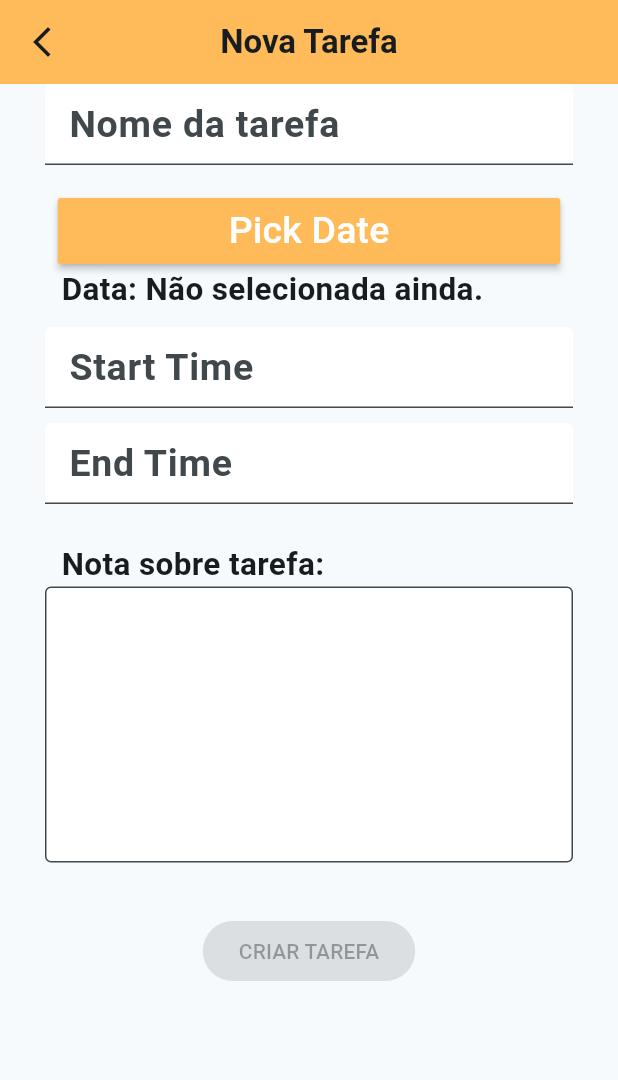
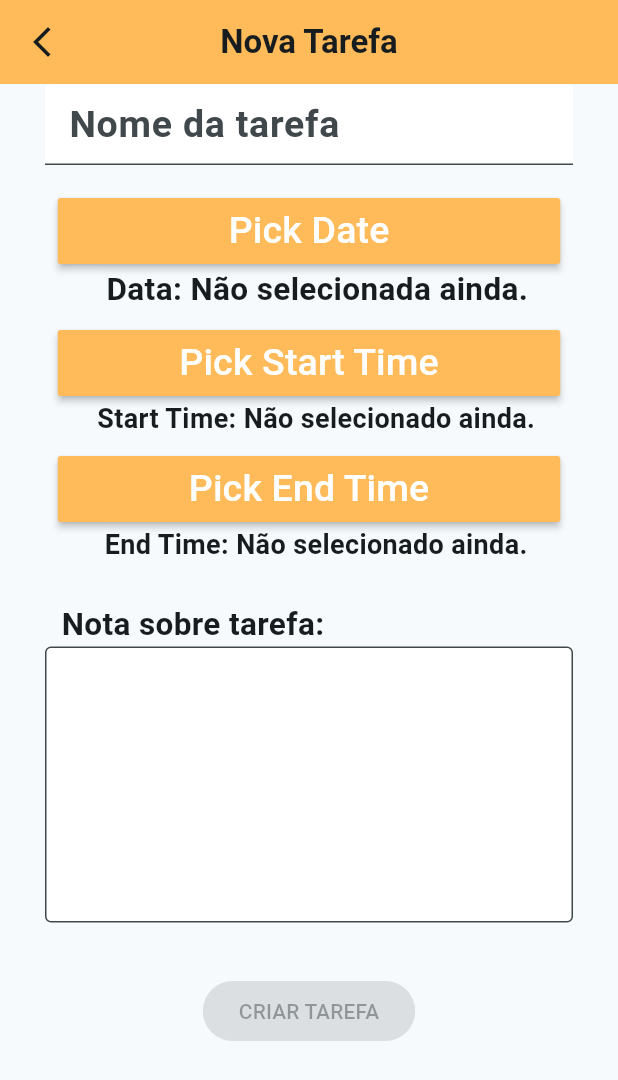
Before and after one commit to leomaiap/Tarefas-Sistemas-Distribuidos, a Flutter app: the NewTask screen opened directly, on a phone screen of 412 x 824 dp. Shown: the top 1080 px of the screen. Run offline on Flutter 3.47's test engine with Material 3 defaults, Android fonts, the phone set to English and light mode, and no system bars; our stand-ins replace sqflite, table_calendar; accounts and stored records are empty.

Commit message:
newTask correcao

```diff
--- a/lib/Views/newTask.dart
+++ b/lib/Views/newTask.dart
@@ -8,17 +8,30 @@ class NewTask extends StatefulWidget {
   String nameBoard;
   int color;
   int taskBoardID;
-  NewTask(
-      {super.key,
-      required this.nameBoard,
-      required this.color,
-      required this.taskBoardID});
+  NewTask({super.key, required this.nameBoard, required this.color, required this.taskBoardID});
 
   @override
   State<NewTask> createState() => _NewTaskState();
 }
 
+
 class _NewTaskState extends State<NewTask> {
+
+  List<Color> colorsList = [
+    Color(0xFFD7423D),
+    Color(0xFFFFE066),
+    Color(0xFFFFBA59),
+    Color(0xFFFF8C8C),
+    Color(0xFFFF99E5),
+    Color(0xFFC3A6FF),
+    Color(0xFF9FBCF5),
+    Color(0xFF8CE2FF),
+    Color(0xFF87F5B5),
+    Color(0xFFBCF593),
+    Color(0xFFE2F587),
+    Color(0xFFD9BCAD),
+    Colors.grey.shade50
+  ];
 
   TextEditingController nomeController = TextEditingController();
   TextEditingController startController = TextEditingController();
@@ -38,47 +51,60 @@ class _NewTaskState extends State<NewTask> {
 
   final db = DatabaseHelper();
 
-  String getDateDisplay() {
-    if (dateVazio) {
-      return "  Data: Não selecionada ainda.";
-    }
+  String getDateDisplay(){
+    if(dateVazio){return "  Data: Não selecionada ainda.";}
     return "  Data: " + date;
   }
 
-  List<Color> colorsList = [
-    Color(0xFFD7423D),
-    Color(0xFFFFE066),
-    Color(0xFFFFBA59),
-    Color(0xFFFF8C8C),
-    Color(0xFFFF99E5),
-    Color(0xFFC3A6FF),
-    Color(0xFF9FBCF5),
-    Color(0xFF8CE2FF),
-    Color(0xFF87F5B5),
-    Color(0xFFBCF593),
-    Color(0xFFE2F587),
-    Color(0xFFD9BCAD),
-    Colors.grey.shade50
-  ];
+  String getStartDateDisplay(){
+    if(startTimeVazio){return "  Start Time: Não selecionado ainda.";}
+    return "  Start Time: " + startTime;
+  }
 
-  void updateDate(DateTime? dt) {
-    if (dt == null) {
-      return;
+  String getEndDateDisplay(){
+    if(endTimeVazio){return "  End Time: Não selecionado ainda.";}
+    return "  End Time: " + endTime;
   }
+
+  void updateDate(DateTime? dt){
+    if(dt==null){return;}
     setState(() {
       dateVazio = false;
       date = dt.toString().split(' ')[0];
     });
   }
 
-  void _showDatePicker() {
-    print('hyyyy');
-    showDatePicker(
-            context: context,
-            initialDate: DateTime.now(),
-            firstDate: DateTime(2000),
-            lastDate: DateTime(2030))
-        .then((value) => updateDate(value));
+  void updateStart(TimeOfDay? dt){
+    if(dt==null){return;}
+    setState(() {
+      startTimeVazio = false;
+      startTime = dt.toString().split('(')[1].replaceAll(')', '');
+    });
+  }
+
+  void updateEnd(TimeOfDay? dt){
+    if(dt==null){return;}
+    setState(() {
+      endTimeVazio = false;
+      endTime = dt.toString().split('(')[1].replaceAll(')', '');
+    });
+  }
+
+  void _showDatePicker(){
+    showDatePicker(context: context, initialDate: DateTime.now(),
+        firstDate: DateTime(2000), lastDate:  DateTime(2030)).then((value) => updateDate(value));
+  }
+
+  void _showStartPicker(){
+    showTimePicker(context: context, initialTime:  TimeOfDay.now()).then(
+            (value) => updateStart(value)
+    );
+  }
+
+  void _showEndPicker(){
+    showTimePicker(context: context, initialTime:  TimeOfDay.now()).then(
+            (value) => updateEnd(value)
+    );
   }
 
   @override
@@ -88,23 +114,22 @@ class _NewTaskState extends State<NewTask> {
     return Scaffold(
       appBar: AppBar(
         backgroundColor: colorsList[widget.color],
-          title: Text(
-            "Nova Tarefa",
-            style: TextStyle(fontWeight: FontWeight.bold),
-          ),
-          leading: IconButton(
+        title: Text("Nova Tarefa", style: TextStyle(
+          fontWeight: FontWeight.bold
+        ),),
+        leading:
+          IconButton(
             icon: Icon(Icons.arrow_back_ios_new),
             onPressed: () {
               Navigator.pushReplacement(
-                  context,
-                  MaterialPageRoute(
-                      builder: (context) => OpenTaskBoard(
+          context, MaterialPageRoute(builder: (context) => OpenTaskBoard(
             name: widget.nameBoard,
             color: widget.color,
             taskBoardID: widget.taskBoardID,
           )));
             },
           ),
+
         centerTitle: true,
       ),
       body: Container(
@@ -115,6 +140,8 @@ class _NewTaskState extends State<NewTask> {
             mainAxisAlignment: MainAxisAlignment.start,
             crossAxisAlignment: CrossAxisAlignment.start,
             children: [
+
+              //NOME DA TAREFA
               TextFormField(
                 keyboardType: TextInputType.text,
                 decoration: InputDecoration(
@@ -135,87 +162,104 @@ class _NewTaskState extends State<NewTask> {
                   });
                 },
               ),
-                  const SizedBox(
-                    height: 20,
-                  ),
+              const SizedBox(height: 20,),
+
+              //PICK DATE
               Center(
                 child: SizedBox(
-                      width: 335,
-                      child: MaterialButton(
-                        onPressed: () {
-                          _showDatePicker();
-                        },
+                  width:335,
+                  child: MaterialButton(onPressed: (){_showDatePicker();},
                     child: Padding(
                       padding: EdgeInsets.all(4),
                         child: Text("Pick Date",
-                              style:
-                                  TextStyle(color: Colors.white, fontSize: 25)),
+                        style: TextStyle(
+                          color:Colors.white,
+                          fontSize:25
+                            )
+                      ),
                     ),
                       color: colorsList[widget.color],
+
                   ),
                 ),
               ),
-                  Text(
-                    getDateDisplay(),
+              Center(
+                child: Text(getDateDisplay(),
                   style: TextStyle(
                     fontSize: 21,
                     fontWeight: FontWeight.bold,
+
                   ),
                 ),
-                  const SizedBox(
-                    height: 10,
               ),
-                  TextFormField(
-                    keyboardType: TextInputType.text,
-                    decoration: InputDecoration(
-                      filled: true,
-                      fillColor: Colors.white,
-                      hintText: "Start Time",
+              const SizedBox(height: 10,),
+
+              //PICK START TIME
+              Center(
+                child: SizedBox(
+                  width:335,
+                  child: MaterialButton(onPressed: (){_showStartPicker();},
+                    child: Padding(
+                      padding: EdgeInsets.all(4),
+                      child: Text("Pick Start Time",
+                          style: TextStyle(
+                              color:Colors.white,
+                              fontSize:25
+                          )
                       ),
+                    ),
+                    color: colorsList[widget.color],
+
+                  ),
+                ),
+              ),
+              Center(
+                child: Text(getStartDateDisplay(),
                   style: TextStyle(
-                        fontSize: 25,
+                    fontSize: 18,
                     fontWeight: FontWeight.bold,
-                        color: const Color.fromARGB(255, 0, 0, 0)),
-                    controller: startController,
-                    onChanged: (String value) {
-                      startTime = value;
-                      //print(nome);
-                      setState(() {
-                        startTimeVazio = value.isEmpty;
-                      });
-                    },
+
                   ),
-                  const SizedBox(
-                    height: 10,
                 ),
-                  TextFormField(
-                    keyboardType: TextInputType.text,
-                    decoration: const InputDecoration(
-                      filled: true,
-                      fillColor: Colors.white,
-                      hintText: "End Time",
               ),
-                    style: const TextStyle(
-                        fontSize: 25,
+              const SizedBox(height: 10,),
+
+              //PICK END TIME
+              Center(
+                child: SizedBox(
+                  width:335,
+                  child: MaterialButton(onPressed: (){_showEndPicker();},
+                    child: Padding(
+                      padding: EdgeInsets.all(4),
+                      child: Text("Pick End Time",
+                          style: TextStyle(
+                              color:Colors.white,
+                              fontSize:25
+                          )
+                      ),
+                    ),
+                    color: colorsList[widget.color],
+
+                  ),
+                ),
+              ),
+              Center(
+                child: Text(getEndDateDisplay(),
+                  style: TextStyle(
+                    fontSize: 18,
                     fontWeight: FontWeight.bold,
-                        color: Color.fromARGB(255, 0, 0, 0)),
-                    controller: endController,
-                    onChanged: (String value) {
-                      endTime = value;
-                      //print(nome);
-                      setState(() {
-                        endTimeVazio = value.isEmpty;
-                      });
-                    },
+
                   ),
-                  const SizedBox(
-                    height: 25,
                 ),
-                  const Text(
-                    "  Nota sobre tarefa:",
+              ),
+              const SizedBox(height: 25,),
+
+              //WRITE NOTE
+              const Text("  Nota sobre tarefa:",
               style: TextStyle(
                 fontSize: 21,
                 fontWeight: FontWeight.bold,
+
               ),
               ),
               TextFormField(
@@ -224,45 +268,33 @@ class _NewTaskState extends State<NewTask> {
                 decoration: const InputDecoration(
                     filled: true,
                     fillColor: Colors.white,
-                        border: OutlineInputBorder(
-                            borderSide: BorderSide(color: Colors.black12))),
+                    border: OutlineInputBorder(borderSide: BorderSide(color: Colors.black12))
+                ),
                 style: const TextStyle(
-                        fontSize: 25, color: Color.fromARGB(255, 0, 0, 0)),
+                    fontSize: 25,
+                    color: Color.fromARGB(255, 0, 0, 0)),
                 controller: noteController,
                 onChanged: (String value) {
                   note = value;
                 },
               ),
-                  const SizedBox(
-                    height: 35,
-                  ),
+              const SizedBox(height: 35,),
+
+              //CRIAR TAREFA
               Center(
-                    child: ElevatedButton(
-                        onPressed: (nomeVazio ||
-                                endTimeVazio ||
-                                startTimeVazio ||
-                                dateVazio)
+                child: ElevatedButton(onPressed: (nomeVazio || endTimeVazio || startTimeVazio || dateVazio)
                       ? null
                       : () {
                   int userID = UserSession.getID();
-                                db.insertTask(
-                                    nome,
-                                    note,
-                                    0,
-                                    startTime,
-                                    endTime,
-                                    date,
-                                    widget.taskBoardID,
-                                    userID); //toda atividade inicia marcada como incompleta
+                  db.insertTask(nome, note, 0, startTime, endTime, date, widget.taskBoardID, userID); //toda atividade inicia marcada como incompleta
                   Navigator.pushReplacement(
-                                    context,
-                                    MaterialPageRoute(
-                                        builder: (context) => MainPage()));
-                              },
-                        child: const Text("CRIAR TAREFA")),
+            context, MaterialPageRoute(builder: (context) => MainPage()));
+                }, child: const Text("CRIAR TAREFA")),
               )
             ],
           ),
-            )));
+        )
+      )
+    );
   }
 }
```
Lines whose indentation alone changed are shown as unchanged.
